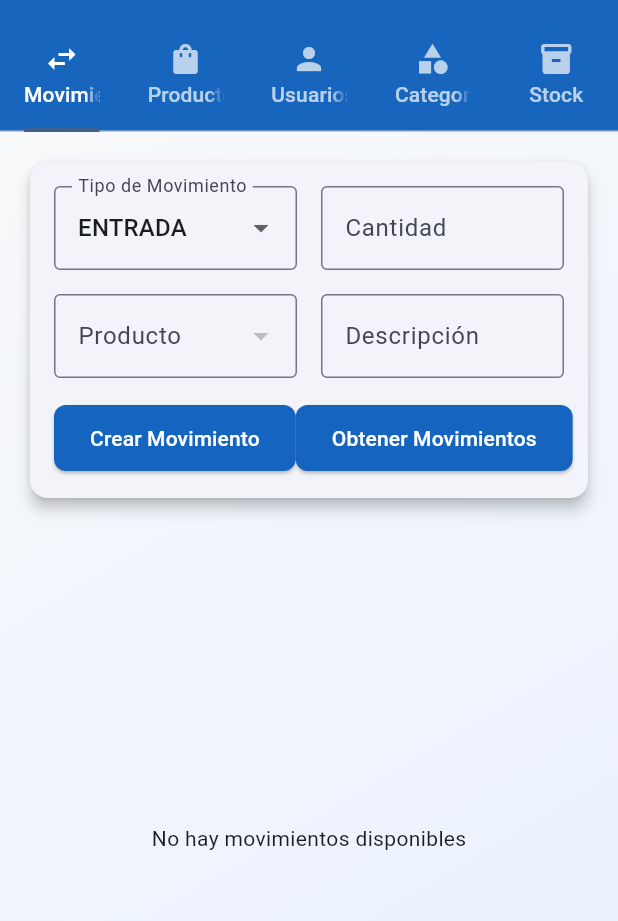
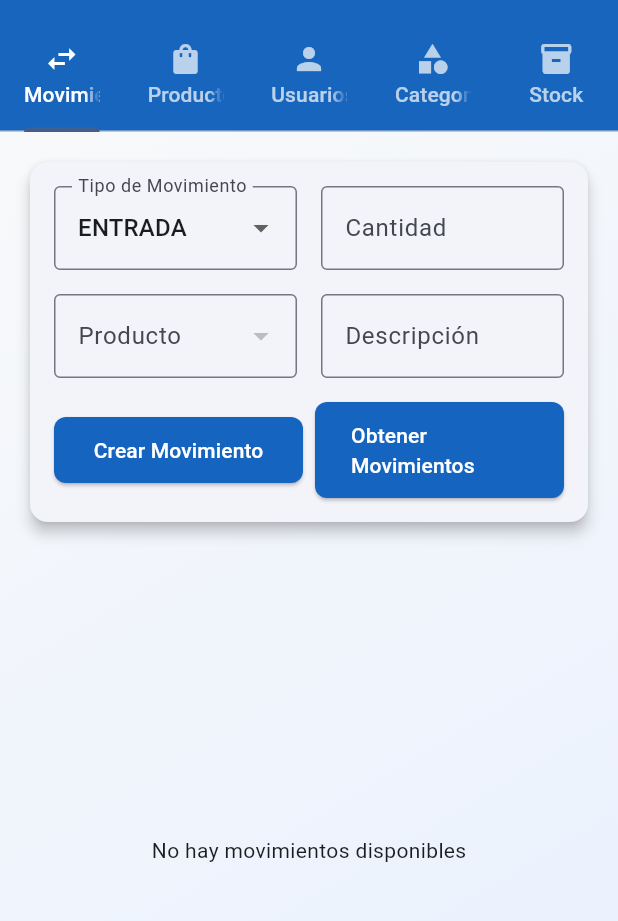
Before and after one commit to Dario0076/frontend, a Flutter app: the HomePage screen opened by its route, on a phone screen of 412 x 824 dp, the part 63-984 px from its top. Run offline on Flutter 3.47's test engine with Material 3 defaults, Android fonts, the phone set to English and light mode, and no system bars; our stand-ins replace shared_preferences; accounts and stored records are empty; network calls fail.

Commit message:
Mejorar la configuración de API y la gestión de categorías y usuarios; agregar depuración y manejo de errores en las solicitudes HTTP, y optimizar la visualización de productos en el dropdown.

```diff
--- a/lib/widgets/movimientos_tab.dart
+++ b/lib/widgets/movimientos_tab.dart
@@ -174,10 +174,17 @@ class _MovimientosTabState extends State<MovimientosTab> {
                             labelText: 'Producto',
                             border: OutlineInputBorder(),
                           ),
+                          isExpanded:
+                              true, // Agregar esta línea para expandir el dropdown
                           items: productos.map((Producto producto) {
                             return DropdownMenuItem<int>(
                               value: producto.id,
-                              child: Text(producto.nombre),
+                              child: Text(
+                                producto.nombre.length > 20
+                                    ? '${producto.nombre.substring(0, 20)}...'
+                                    : producto.nombre,
+                                overflow: TextOverflow.ellipsis,
+                              ),
                             );
                           }).toList(),
                           onChanged: (int? newValue) {
@@ -201,15 +208,19 @@ class _MovimientosTabState extends State<MovimientosTab> {
                   ),
                   const SizedBox(height: 16),
                   Row(
-                    mainAxisAlignment: MainAxisAlignment.spaceEvenly,
                     children: [
-                      ElevatedButton(
-                        onPressed: _createMovimiento,
-                        child: const Text('Crear Movimiento'),
+                      Expanded(
+                        child: ElevatedButton(
+                          onPressed: _createMovimiento,
+                          child: const Text('Crear Movimiento'),
+                        ),
                       ),
-                      ElevatedButton(
-                        onPressed: _loadData,
-                        child: const Text('Obtener Movimientos'),
+                      const SizedBox(width: 8),
+                      Expanded(
+                        child: ElevatedButton(
+                          onPressed: _loadData,
+                          child: const Text('Obtener Movimientos'),
+                        ),
                       ),
                     ],
                   ),
```
Also changed, not shown: lib/config/api_config.dart (+10 -1 lines), lib/services/categoria_service.dart (+13 -2 lines), lib/services/usuario_service.dart (+26 -6 lines).
